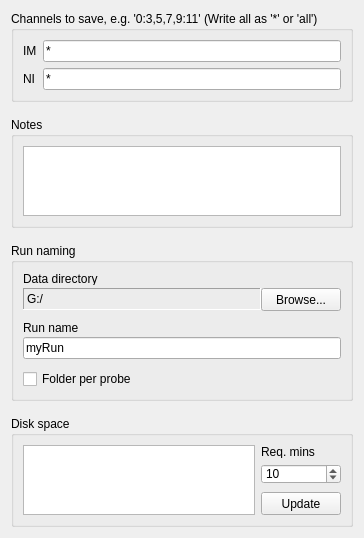
billkarsh/SpikeGLX, file Forms/SeeNSaveTab.ui: the form before one commit.
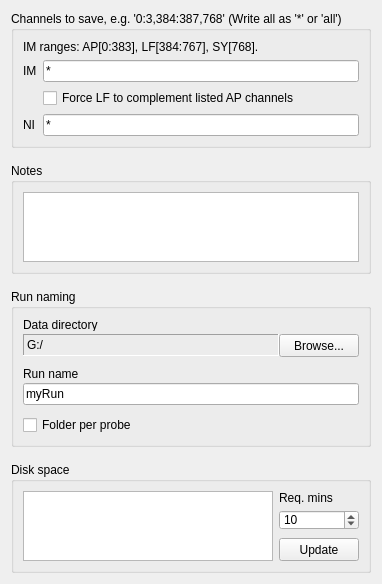
The form after the commit.

Commit message: Optional LF-AP save-channel pairing; always save sync

What changed in the file:
```diff
--- a/Forms/SeeNSaveTab.ui
+++ b/Forms/SeeNSaveTab.ui
@@ -7,7 +7,7 @@
     <x>0</x>
     <y>0</y>
     <width>364</width>
-    <height>505</height>
+    <height>547</height>
    </rect>
   </property>
   <property name="baseSize">
@@ -34,27 +34,27 @@
    <item row="0" column="0">
     <widget class="QGroupBox" name="saveChnGB">
      <property name="title">
-      <string>Channels to save, e.g. '0:3,5,7,9:11' (Write all as '*' or 'all')</string>
+      <string>Channels to save, e.g. '0:3,384:387,768' (Write all as '*' or 'all')</string>
      </property>
      <layout class="QGridLayout" name="gridLayout_4">
       <property name="verticalSpacing">
        <number>6</number>
       </property>
-      <item row="0" column="0">
-       <widget class="QLabel" name="label_1">
+      <item row="0" column="0" colspan="2">
+       <widget class="QLabel" name="rngLbl">
         <property name="text">
-         <string>IM</string>
+         <string>IM ranges: AP[0:383], LF[384:767], SY[768].</string>
         </property>
        </widget>
       </item>
-      <item row="1" column="0">
+      <item row="3" column="0">
        <widget class="QLabel" name="label_2">
         <property name="text">
          <string>NI</string>
         </property>
        </widget>
       </item>
-      <item row="0" column="1">
+      <item row="1" column="1">
        <widget class="QLineEdit" name="imSaveChansLE">
         <property name="minimumSize">
          <size>
@@ -67,7 +67,14 @@
         </property>
        </widget>
       </item>
-      <item row="1" column="1">
+      <item row="1" column="0">
+       <widget class="QLabel" name="label_1">
+        <property name="text">
+         <string>IM</string>
+        </property>
+       </widget>
+      </item>
+      <item row="3" column="1">
        <widget class="QLineEdit" name="niSaveChansLE">
         <property name="minimumSize">
          <size>
@@ -80,6 +87,19 @@
         </property>
        </widget>
       </item>
+      <item row="2" column="1">
+       <widget class="QCheckBox" name="pairChk">
+        <property name="sizePolicy">
+         <sizepolicy hsizetype="Preferred" vsizetype="Preferred">
+          <horstretch>0</horstretch>
+          <verstretch>0</verstretch>
+         </sizepolicy>
+        </property>
+        <property name="text">
+         <string>Force LF to complement listed AP channels</string>
+        </property>
+       </widget>
+      </item>
      </layout>
     </widget>
    </item>
```
Left out of the diff: 1 changed line with no effect on the pictures. The commit also changes 7 other files.
